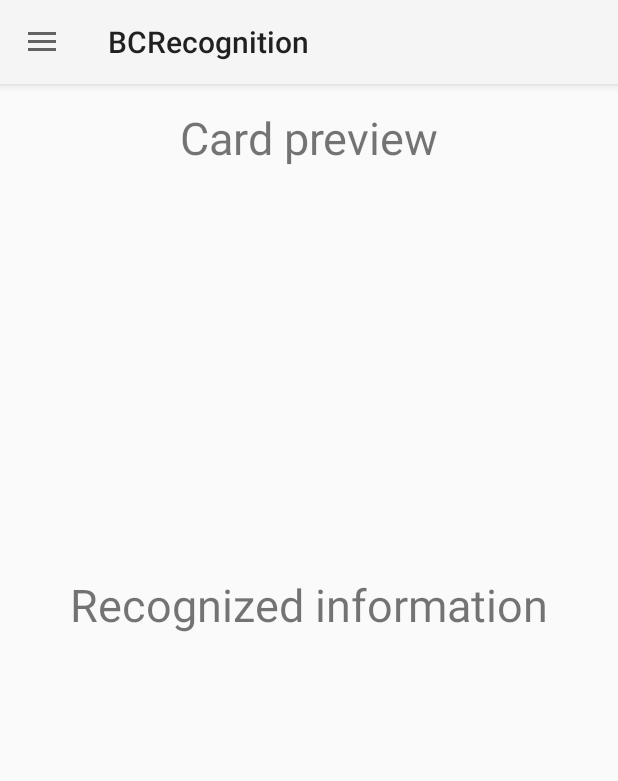
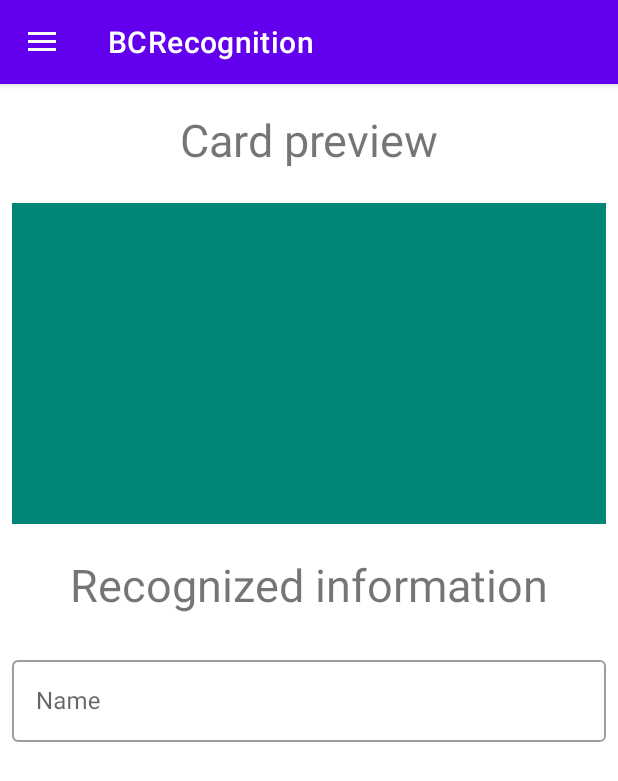
Before and after one commit to VasiliyMatutin/BCRecognitionApp, an Android app: the screen it shows after launch (MainActivity), after a tap on "RECOGNIZE", on a phone screen of 412 x 824 dp. Shown: the top 781 px of the screen. Run offline under Robolectric (Android 15) with nearby library versions, the phone set to English and light mode, and no system bars; libraries missing offline, so code that uses them is left out: com.googlecode.tesseract; 3 statements that could not run were skipped.

Commit message:
Migrate to AndroidX & material design
New:
- Fixed fragment stack

```diff
--- a/app/src/main/AndroidManifest.xml
+++ b/app/src/main/AndroidManifest.xml
@@ -15,7 +15,7 @@
         android:roundIcon="@mipmap/ic_launcher_round"
         android:supportsRtl="true"
         android:screenOrientation="portrait"
-        android:theme="@style/ThemeOverlay.AppCompat.Dark">
+        android:theme="@style/AppTheme">
         <activity
             android:name=".MainActivity"
             android:label="@string/app_name"
--- a/app/src/main/java/com/hse/vasiliy/bcrecognition/CameraFragment.kt
+++ b/app/src/main/java/com/hse/vasiliy/bcrecognition/CameraFragment.kt
@@ -9,11 +9,11 @@
 import android.os.Bundle
 import android.os.Handler
 import android.os.HandlerThread
-import android.support.v4.content.ContextCompat
+import androidx.core.content.ContextCompat
+import androidx.fragment.app.Fragment
 import android.util.Log
 import java.util.*
 import android.hardware.camera2.CaptureRequest
-import android.support.v4.app.Fragment
 import android.view.*
 import android.view.ViewGroup
 import android.view.LayoutInflater
--- a/app/src/main/java/com/hse/vasiliy/bcrecognition/ErrorDialog.kt
+++ b/app/src/main/java/com/hse/vasiliy/bcrecognition/ErrorDialog.kt
@@ -4,7 +4,7 @@
 import android.app.AlertDialog
 import android.app.Dialog
 import android.os.Bundle
-import android.support.v4.app.DialogFragment
+import androidx.fragment.app.DialogFragment
 
 class ErrorDialog() : DialogFragment() {
     override fun onCreateDialog(savedInstanceState: Bundle?): Dialog {
--- a/app/src/main/java/com/hse/vasiliy/bcrecognition/MainActivity.kt
+++ b/app/src/main/java/com/hse/vasiliy/bcrecognition/MainActivity.kt
@@ -4,12 +4,13 @@
 import android.content.pm.PackageManager
 import android.os.Bundle
 import android.os.Environment
-import android.support.design.widget.NavigationView
-import android.support.v4.app.FragmentManager
-import android.support.v4.content.ContextCompat
-import android.support.v4.view.GravityCompat
-import android.support.v7.app.ActionBarDrawerToggle
-import android.support.v7.app.AppCompatActivity
+import android.util.Log
+import androidx.appcompat.app.AppCompatActivity
+import androidx.fragment.app.FragmentManager
+import com.google.android.material.navigation.NavigationView
+import androidx.core.content.ContextCompat
+import androidx.core.view.GravityCompat
+import androidx.appcompat.app.ActionBarDrawerToggle
 import android.view.MenuItem
 import android.widget.FrameLayout
 import kotlinx.android.synthetic.main.activity_main.*
@@ -129,8 +130,6 @@
     }
 
     private fun openCamera(){
-        val fragment : CameraFragment? = fragmentManager.findFragmentByTag(CAMERA_FRAGMENT_TAG) as CameraFragment?
-        if (fragment == null) {
         val fragmentTransaction = fragmentManager.beginTransaction()
         fragmentTransaction.replace(
             R.id.fragment_container,
@@ -138,20 +137,17 @@
             CAMERA_FRAGMENT_TAG
         )
         fragmentTransaction.commit()
-        }
+
     }
 
     fun openRecognition(){
-        val fragment : RecognitionFragment? = fragmentManager.findFragmentByTag(RECOGNITION_FRAGMENT_TAG) as RecognitionFragment?
-        if (fragment == null) {
         val fragmentTransaction = fragmentManager.beginTransaction()
         fragmentTransaction.replace(
             R.id.fragment_container,
             recognitionFragment,
             RECOGNITION_FRAGMENT_TAG
         )
-            fragmentTransaction.commit()
-        }
+        fragmentTransaction.addToBackStack(null).commit()
     }
 
     fun requestStartupPermission() {
--- a/app/src/main/java/com/hse/vasiliy/bcrecognition/PermissionRequestConfirmationDialog.kt
+++ b/app/src/main/java/com/hse/vasiliy/bcrecognition/PermissionRequestConfirmationDialog.kt
@@ -4,7 +4,7 @@
 import android.app.AlertDialog
 import android.app.Dialog
 import android.os.Bundle
-import android.support.v4.app.DialogFragment
+import androidx.fragment.app.DialogFragment
 
 class PermissionRequestConfirmationDialog : DialogFragment() {
     override fun onCreateDialog(savedInstanceState: Bundle?): Dialog {
--- a/app/src/main/java/com/hse/vasiliy/bcrecognition/RecognitionFragment.kt
+++ b/app/src/main/java/com/hse/vasiliy/bcrecognition/RecognitionFragment.kt
@@ -5,7 +5,8 @@
 import android.os.Bundle
 import android.widget.TextView
 import android.content.Context
-import android.support.v4.app.Fragment
+import android.widget.ImageView
+import androidx.fragment.app.Fragment
 import android.util.Log
 import android.view.LayoutInflater
 import android.view.View
@@ -21,6 +22,7 @@
     private var applicationTag = "RecognitionFragment"
 
     private lateinit var tmpText: TextView
+    private lateinit var cardPreview: ImageView
     private lateinit var previewBitmap: Bitmap
     private lateinit var tessBaseApi: TessBaseAPI
 
@@ -39,12 +41,14 @@
         savedInstanceState: Bundle?
     ): View? {
         val view = inflater.inflate(R.layout.recognition_fragment, container, false)
-        tmpText = view.findViewById(R.id.tmp_text_window)
+        //tmpText = view.findViewById(R.id.tmp_text_window)
+        cardPreview = view.findViewById(R.id.card_preview)
 
         val bitmapFile = activity.openFileInput(BITMAP_TMP)
         previewBitmap = BitmapFactory.decodeStream(bitmapFile)
 
-        tmpText.text = extractText(previewBitmap)
+        cardPreview.setImageBitmap(previewBitmap)
+        //tmpText.text = extractText(previewBitmap)
         return view
     }
 
--- a/app/src/main/res/drawable/side_nav_bar.xml
+++ b/app/src/main/res/drawable/side_nav_bar.xml
@@ -2,8 +2,8 @@
     android:shape="rectangle">
     <gradient
         android:angle="135"
-        android:centerColor="#009688"
-        android:endColor="#00695C"
-        android:startColor="#4DB6AC"
+        android:centerColor="#8254D5"
+        android:endColor="#673AB7"
+        android:startColor="#935CEB"
         android:type="linear" />
 </shape>
--- a/app/src/main/res/layout/activity_main.xml
+++ b/app/src/main/res/layout/activity_main.xml
@@ -1,5 +1,5 @@
 <?xml version="1.0" encoding="utf-8"?>
-<android.support.v4.widget.DrawerLayout xmlns:android="http://schemas.android.com/apk/res/android"
+<androidx.drawerlayout.widget.DrawerLayout xmlns:android="http://schemas.android.com/apk/res/android"
     xmlns:app="http://schemas.android.com/apk/res-auto"
     xmlns:tools="http://schemas.android.com/tools"
     android:id="@+id/drawer_layout"
@@ -13,7 +13,7 @@
         android:layout_width="match_parent"
         android:layout_height="match_parent" />
 
-    <android.support.design.widget.NavigationView
+    <com.google.android.material.navigation.NavigationView
         android:id="@+id/nav_view"
         android:layout_width="wrap_content"
         android:layout_height="match_parent"
@@ -22,4 +22,4 @@
         app:headerLayout="@layout/nav_header_main"
         app:menu="@menu/activity_main_drawer" />
 
-</android.support.v4.widget.DrawerLayout>
+</androidx.drawerlayout.widget.DrawerLayout>
--- a/app/src/main/res/layout/app_bar_main.xml
+++ b/app/src/main/res/layout/app_bar_main.xml
@@ -1,23 +1,23 @@
 <?xml version="1.0" encoding="utf-8"?>
-<android.support.design.widget.CoordinatorLayout xmlns:android="http://schemas.android.com/apk/res/android"
+<androidx.coordinatorlayout.widget.CoordinatorLayout xmlns:android="http://schemas.android.com/apk/res/android"
     xmlns:tools="http://schemas.android.com/tools"
     android:layout_width="match_parent"
     android:layout_height="match_parent"
     tools:context=".MainActivity">
 
-    <android.support.design.widget.AppBarLayout
+    <com.google.android.material.appbar.AppBarLayout
         android:layout_width="match_parent"
         android:layout_height="wrap_content"
         android:theme="@style/AppBarOverlay">
 
-        <android.support.v7.widget.Toolbar
+        <androidx.appcompat.widget.Toolbar
             android:id="@+id/toolbar"
             android:layout_width="match_parent"
             android:layout_height="?attr/actionBarSize"
-            android:theme="@style/Theme.AppCompat.Light" />
+            android:theme="@style/AppBarOverlay" />
 
-    </android.support.design.widget.AppBarLayout>
+    </com.google.android.material.appbar.AppBarLayout>
 
     <include layout="@layout/content_main" />
 
-</android.support.design.widget.CoordinatorLayout>
+</androidx.coordinatorlayout.widget.CoordinatorLayout>
--- a/app/src/main/res/layout/camera_fragment.xml
+++ b/app/src/main/res/layout/camera_fragment.xml
@@ -1,5 +1,5 @@
 <?xml version="1.0" encoding="utf-8"?>
-<android.support.constraint.ConstraintLayout
+<androidx.constraintlayout.widget.ConstraintLayout
         xmlns:android="http://schemas.android.com/apk/res/android"
         xmlns:tools="http://schemas.android.com/tools"
         xmlns:app="http://schemas.android.com/apk/res-auto"
@@ -44,9 +44,13 @@
                     android:textSize="20sp"
                     android:layout_height="wrap_content" android:id="@+id/textView2" android:paddingBottom="10dp"/>
         </FrameLayout>
+
         <FrameLayout
-                android:layout_width="match_parent"
-                android:layout_height="0dp" android:layout_weight="30"/>
+            android:layout_width="match_parent"
+            android:layout_height="0dp"
+            android:layout_marginLeft="8dp"
+            android:layout_marginRight="8dp"
+            android:layout_weight="30" />
         <FrameLayout
                 android:layout_width="match_parent"
                 android:layout_height="0dp"
@@ -67,4 +71,4 @@
         </FrameLayout>
     </LinearLayout>
 
-</android.support.constraint.ConstraintLayout>
+</androidx.constraintlayout.widget.ConstraintLayout>
--- a/app/src/main/res/layout/nav_header_main.xml
+++ b/app/src/main/res/layout/nav_header_main.xml
@@ -10,7 +10,7 @@
     android:paddingTop="@dimen/activity_vertical_margin"
     android:paddingRight="@dimen/activity_horizontal_margin"
     android:paddingBottom="@dimen/activity_vertical_margin"
-    android:theme="@style/ThemeOverlay.AppCompat.Dark">
+    android:theme="@style/ThemeOverlay.MaterialComponents.Dark">
 
     <ImageView
         android:id="@+id/imageView"
@@ -25,7 +25,7 @@
         android:layout_height="wrap_content"
         android:paddingTop="@dimen/nav_header_vertical_spacing"
         android:text="@string/app_name"
-        android:textAppearance="@style/TextAppearance.AppCompat.Body1" />
+        android:textAppearance="@style/TextAppearance.MaterialComponents.Body1" />
 
     <TextView
         android:id="@+id/textView"
--- a/app/src/main/res/layout/recognition_fragment.xml
+++ b/app/src/main/res/layout/recognition_fragment.xml
@@ -1,61 +1,97 @@
 <?xml version="1.0" encoding="utf-8"?>
-<android.support.constraint.ConstraintLayout
+<androidx.constraintlayout.widget.ConstraintLayout
         xmlns:android="http://schemas.android.com/apk/res/android"
         xmlns:tools="http://schemas.android.com/tools"
         xmlns:app="http://schemas.android.com/apk/res-auto"
         android:layout_width="match_parent"
         android:layout_height="match_parent"
         tools:context=".RecognitionFragment">
+
     <LinearLayout
-            android:orientation="vertical"
         android:layout_width="match_parent"
         android:layout_height="match_parent"
-            android:weightSum="100">
+        android:orientation="vertical"
+        tools:layout_editor_absoluteX="59dp"
+        tools:layout_editor_absoluteY="76dp">
+
         <FrameLayout
             android:layout_width="match_parent"
-                android:layout_height="0dp"
-                android:layout_weight="10">
+            android:layout_height="79dp">
+
             <TextView
-                    android:text="@string/card_preview_header"
+                android:id="@+id/textView"
                 android:layout_width="323dp"
                 android:layout_height="45dp"
-                    android:id="@+id/textView"
+                android:layout_gravity="center"
+                android:text="@string/card_preview_header"
+                android:textAlignment="center"
+                android:textSize="30sp"
                 app:layout_constraintEnd_toEndOf="parent"
                 app:layout_constraintStart_toStartOf="parent"
-                    app:layout_constraintTop_toTopOf="parent" android:textAlignment="center" android:textSize="30sp"
-                    android:layout_gravity="center"/>
+                app:layout_constraintTop_toTopOf="parent" />
         </FrameLayout>
 
         <FrameLayout
-            android:id="@+id/generated_text_pieces"
+            android:id="@+id/card_preview_layout"
             android:layout_width="match_parent"
-            android:layout_height="0dp"
+            android:layout_height="214dp"
             android:layout_marginLeft="8dp"
-            android:layout_marginRight="8dp"
-            android:layout_weight="30" />
-        <FrameLayout
+            android:layout_marginRight="8dp">
+
+            <ImageView
+                android:id="@+id/card_preview"
                 android:layout_width="match_parent"
-                android:layout_height="0dp"
-                android:layout_weight="60">
+                android:layout_height="match_parent"
+                android:src="@color/colorPrimary" />
+        </FrameLayout>
+
+        <LinearLayout
+            android:layout_width="match_parent"
+            android:layout_height="match_parent"
+            android:orientation="vertical">
 
             <TextView
+                android:id="@+id/textView4"
                 android:layout_width="323dp"
-                    android:layout_height="200dp"
-                    android:id="@+id/tmp_text_window"
+                android:layout_height="45dp"
+                android:layout_gravity="center"
+                android:layout_marginTop="20dp"
+                android:text="@string/recognized_text_header"
+                android:textAlignment="center"
+                android:textSize="30sp"
                 app:layout_constraintEnd_toEndOf="parent"
                 app:layout_constraintStart_toStartOf="parent"
-                    app:layout_constraintTop_toTopOf="parent" android:textAlignment="center"
-                    android:layout_gravity="center"/>
-            <TextView
-                    android:text="@string/recognized_text_header"
-                    android:layout_width="323dp"
-                    android:layout_height="45dp"
-                    android:id="@+id/textView4"
-                    app:layout_constraintEnd_toEndOf="parent"
-                    app:layout_constraintStart_toStartOf="parent"
-                    app:layout_constraintTop_toTopOf="parent" android:textAlignment="center" android:textSize="30sp"
-                    android:layout_gravity="center|top" android:layout_marginTop="20dp"/>
+                app:layout_constraintTop_toTopOf="parent" />
 
-        </FrameLayout>
+            <ScrollView
+                android:layout_width="match_parent"
+                android:layout_height="match_parent"
+                android:layout_marginLeft="8dp"
+                android:layout_marginTop="20dp"
+                android:layout_marginRight="8dp"
+                android:layout_marginBottom="80dp">
+
+                <LinearLayout
+                    android:layout_width="match_parent"
+                    android:layout_height="wrap_content"
+                    android:orientation="vertical">
+
+                    <com.google.android.material.textfield.TextInputLayout
+                        android:id="@+id/name_text_input"
+                        style="@style/Widget.MaterialComponents.TextInputLayout.OutlinedBox"
+                        android:layout_width="match_parent"
+                        android:layout_height="60dp">
+
+                        <com.google.android.material.textfield.TextInputEditText
+                            android:id="@+id/name_edit_text"
+                            android:layout_width="match_parent"
+                            android:layout_height="match_parent"
+                            android:hint="@string/contact_name" />
+                    </com.google.android.material.textfield.TextInputLayout>
+
                 </LinearLayout>
-</android.support.constraint.ConstraintLayout>
+            </ScrollView>
+        </LinearLayout>
+
+    </LinearLayout>
+</androidx.constraintlayout.widget.ConstraintLayout>
--- a/app/src/main/res/values-v21/styles.xml
+++ b/app/src/main/res/values-v21/styles.xml
@@ -1,6 +1,6 @@
 <resources>
 
-    <style name="NoActionBar" parent="Theme.AppCompat.Light.NoActionBar">
+    <style name="NoActionBar" parent="Theme.MaterialComponents.Light.NoActionBar">
         <item name="windowActionBar">false</item>
         <item name="windowNoTitle">true</item>
         <item name="android:statusBarColor">@android:color/transparent</item>
--- a/app/src/main/res/values/strings.xml
+++ b/app/src/main/res/values/strings.xml
@@ -24,4 +24,5 @@
     <string name="settings_activity_menu_entry">Settings</string>
     <string name="tesseract_error">Something goes wrong with recognition module</string>
     <string name="image_description">description</string>
+    <string name="contact_name">Name</string>
 </resources>
--- a/app/src/main/res/values/styles.xml
+++ b/app/src/main/res/values/styles.xml
@@ -1,17 +1,16 @@
 <resources>
 
-    <!-- Base application theme. -->
     <style name="AppTheme" parent="android:Theme.Material.Light.DarkActionBar">
-        <!-- Customize your theme here. -->
     </style>
 
-    <style name="NoActionBar" parent="Theme.AppCompat.Light.NoActionBar">
+    <style name="NoActionBar" parent="Theme.MaterialComponents.Light.NoActionBar">
         <item name="windowActionBar">false</item>
         <item name="windowNoTitle">true</item>
     </style>
 
-    <style name="AppBarOverlay" parent="ThemeOverlay.AppCompat.Dark.ActionBar" />
+    <style name="AppBarOverlay" parent="ThemeOverlay.MaterialComponents.Dark.ActionBar">
+    </style>
 
-    <style name="PopupOverlay" parent="ThemeOverlay.AppCompat.Light" />
+    <style name="PopupOverlay" parent="ThemeOverlay.MaterialComponents.Light" />
 
 </resources>
--- a/gradle.properties
+++ b/gradle.properties
@@ -6,7 +6,9 @@
 # http://www.gradle.org/docs/current/userguide/build_environment.html
 # Specifies the JVM arguments used for the daemon process.
 # The setting is particularly useful for tweaking memory settings.
-org.gradle.jvmargs=-Xmx1536m
+org.gradle.jvmargs=-Xmx1024m
+android.useAndroidX=true
+android.enableJetifier=true
 # When configured, Gradle will run in incubating parallel mode.
 # This option should only be used with decoupled projects. More details, visit
 # http://www.gradle.org/docs/current/userguide/multi_project_builds.html#sec:decoupled_projects
```
Also changed, not shown: app/build.gradle (+5 -6 lines), 1 other file. Lines whose indentation alone changed are shown as unchanged.
